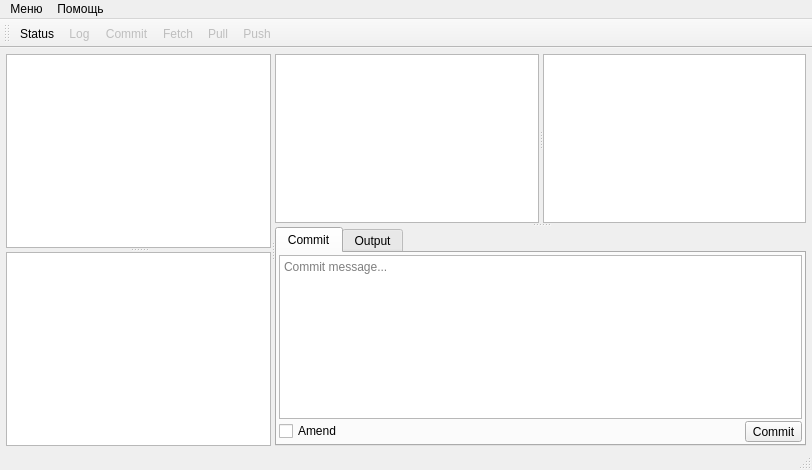
First picture: the form in mainwindow.ui, repository CJayM/GitKeeper, before the edit.
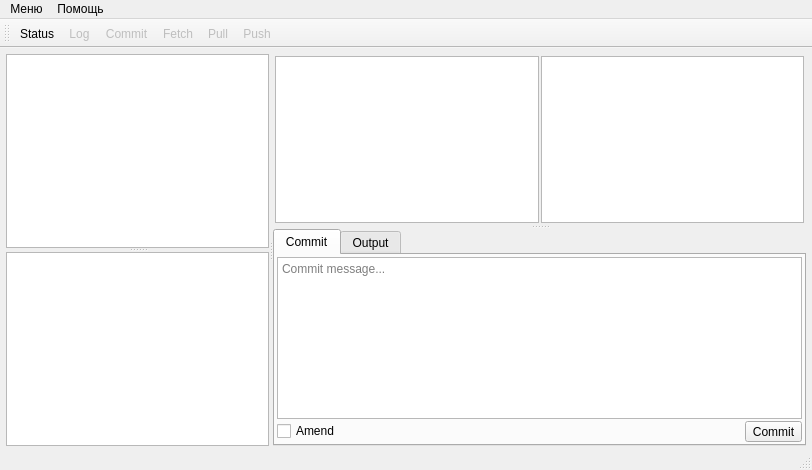
Second picture: the form after the edit. Custom widgets are drawn as their Qt base class.

Diff of the .ui file:
```diff
--- a/mainwindow.ui
+++ b/mainwindow.ui
@@ -138,13 +138,24 @@
              <property name="orientation">
               <enum>Qt::Vertical</enum>
              </property>
-             <widget class="QSplitter" name="splitter_3">
-              <property name="orientation">
-               <enum>Qt::Horizontal</enum>
-              </property>
-              <property name="handleWidth">
-               <number>4</number>
-              </property>
+             <widget class="QWidget" name="splitter_3" native="true">
+              <layout class="QHBoxLayout" name="horizontalLayout_3">
+               <property name="spacing">
+                <number>2</number>
+               </property>
+               <property name="leftMargin">
+                <number>2</number>
+               </property>
+               <property name="topMargin">
+                <number>2</number>
+               </property>
+               <property name="rightMargin">
+                <number>2</number>
+               </property>
+               <property name="bottomMargin">
+                <number>2</number>
+               </property>
+               <item>
               <widget class="CodeEditor" name="originalFileEdit">
                <property name="enabled">
                 <bool>true</bool>
@@ -153,11 +164,15 @@
                 <bool>true</bool>
                </property>
               </widget>
+               </item>
+               <item>
               <widget class="CodeEditor" name="currentFileEdit">
                <property name="readOnly">
                 <bool>true</bool>
                </property>
               </widget>
+               </item>
+              </layout>
              </widget>
              <widget class="QTabWidget" name="tabWidget">
               <property name="currentIndex">
```
Lines whose indentation alone changed are shown as unchanged.
